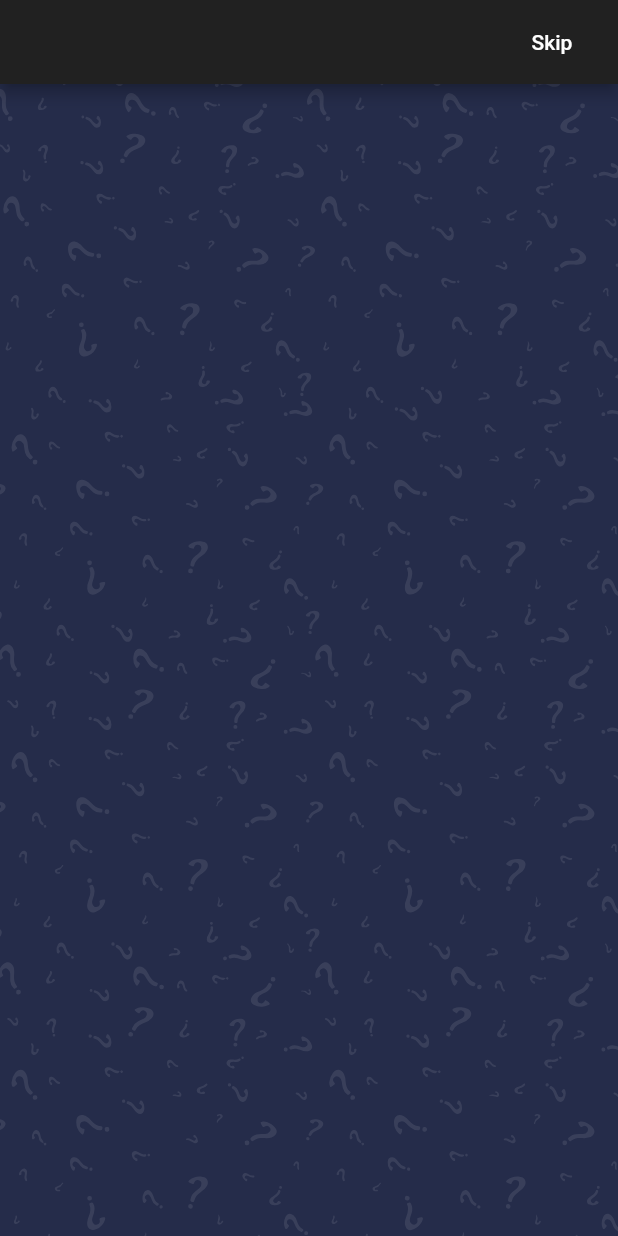
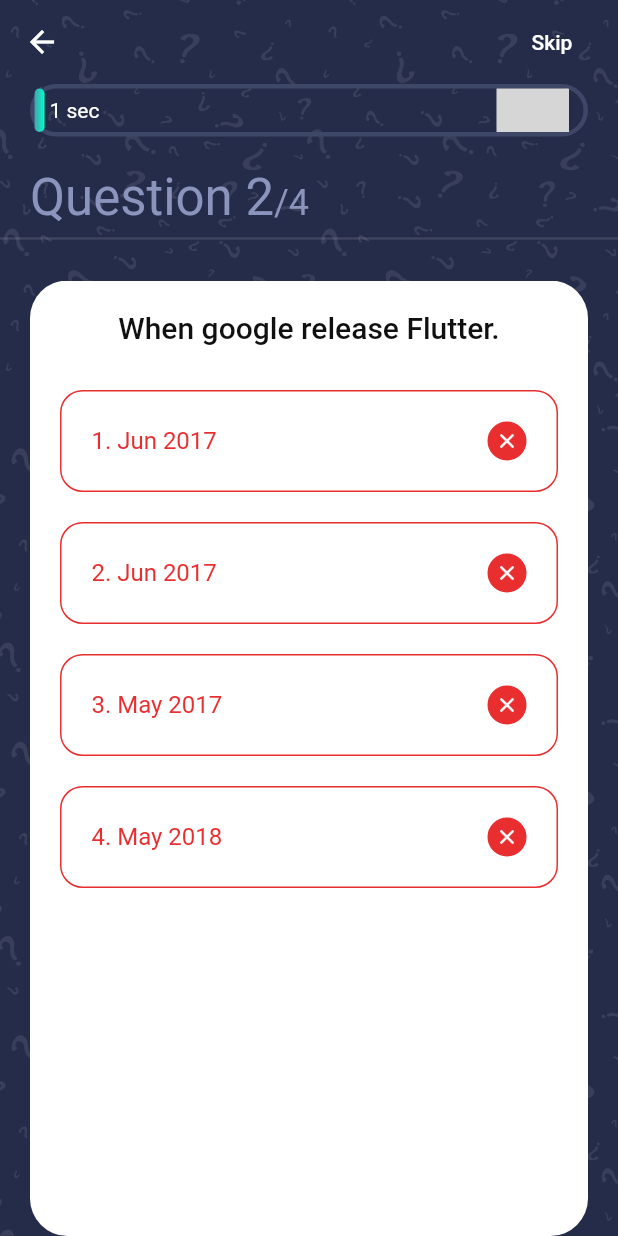
Before and after one commit to GeekAbdou/QuizApp, a Flutter app: the QuizScreen screen opened directly, after a tap on "Skip", on a phone screen of 412 x 824 dp. Run offline on Flutter 3.47's test engine with Material 2 defaults, Android fonts, the phone set to English and light mode, and no system bars; our stand-ins replace get, websafe_svg; grey boxes are pictures that could not be loaded.

Commit message:
QuizApp v1

```diff
--- /dev/null
+++ b/lib/constants.dart
@@ -0,0 +1,14 @@
+import 'package:flutter/material.dart';
+
+const kSecondaryColor = Color(0xFF8B94BC);
+const kGreenColor = Color(0xFF6AC259);
+const kRedColor = Color(0xFFE92E30);
+const kGrayColor = Color(0xFFC1C1C1);
+const kBlackColor = Color(0xFF101010);
+const kPrimaryGradient = LinearGradient(
+  colors: [Color(0xFF46A0AE), Color(0xFF00FFCB)],
+  begin: Alignment.centerLeft,
+  end: Alignment.centerRight,
+);
+
+const double kDefaultPadding = 20.0;
--- a/lib/main.dart
+++ b/lib/main.dart
@@ -1,20 +1,19 @@
 import 'package:flutter/material.dart';
-
-import 'screens/homepage_screen.dart';
-import 'screens/quiz.dart';
+import './screens/home.dart';
 
 void main() {
   runApp(MyApp());
 }
 
 class MyApp extends StatelessWidget {
+  // This widget is the root of your application.
   @override
   Widget build(BuildContext context) {
     return MaterialApp(
       title: 'Quiz App',
       debugShowCheckedModeBanner: false,
       theme: ThemeData.dark(),
-      home: QuizScreen(),
+      home: Homepage(),
     );
   }
 }
--- a/lib/models/questions.dart
+++ b/lib/models/questions.dart
@@ -0,0 +1,35 @@
+class Question {
+  final int id, answer;
+  final String question;
+  final List<String> options;
+
+  Question({this.id, this.question, this.answer, this.options});
+}
+
+const List sample_data = [
+  {
+    "id": 1,
+    "question":
+        "Flutter is an open-source UI software development kit created by ______",
+    "options": ['Apple', 'Google', 'Facebook', 'Microsoft'],
+    "answer_index": 1,
+  },
+  {
+    "id": 2,
+    "question": "When google release Flutter.",
+    "options": ['Jun 2017', 'Jun 2017', 'May 2017', 'May 2018'],
+    "answer_index": 2,
+  },
+  {
+    "id": 3,
+    "question": "A memory location that holds a single letter or number.",
+    "options": ['Double', 'Int', 'Char', 'Word'],
+    "answer_index": 2,
+  },
+  {
+    "id": 4,
+    "question": "What command do you use to output data to the screen?",
+    "options": ['Cin', 'Count>>', 'Cout', 'Output>>'],
+    "answer_index": 2,
+  },
+];
--- /dev/null
+++ b/lib/providers/question_controller.dart
@@ -0,0 +1,114 @@
+import 'package:flutter/widgets.dart';
+import 'package:get/get.dart';
+import 'package:get/state_manager.dart';
+import '../models/questions.dart';
+import '../screens/score_screen.dart';
+// We use get package for our state management
+
+class QuestionController extends GetxController
+    with SingleGetTickerProviderMixin {
+  // Lets animated our progress bar
+
+  AnimationController _animationController;
+  Animation _animation;
+  // so that we can access our animation outside
+  Animation get animation => this._animation;
+
+  PageController _pageController;
+  PageController get pageController => this._pageController;
+
+  List<Question> _questions = sample_data
+      .map(
+        (question) => Question(
+            id: question['id'],
+            question: question['question'],
+            options: question['options'],
+            answer: question['answer_index']),
+      )
+      .toList();
+  List<Question> get questions => this._questions;
+
+  bool _isAnswered = false;
+  bool get isAnswered => this._isAnswered;
+
+  int _correctAns;
+  int get correctAns => this._correctAns;
+
+  int _selectedAns;
+  int get selectedAns => this._selectedAns;
+
+  // for more about obs please check documentation
+  RxInt _questionNumber = 1.obs;
+  RxInt get questionNumber => this._questionNumber;
+
+  int _numOfCorrectAns = 0;
+  int get numOfCorrectAns => this._numOfCorrectAns;
+
+  // called immediately after the widget is allocated memory
+  @override
+  void onInit() {
+    // Our animation duration is 60 s
+    // so our plan is to fill the progress bar within 60s
+    _animationController =
+        AnimationController(duration: Duration(seconds: 60), vsync: this);
+    _animation = Tween<double>(begin: 0, end: 1).animate(_animationController)
+      ..addListener(() {
+        // update like setState
+        update();
+      });
+
+    // start our animation
+    // Once 60s is completed go to the next qn
+    _animationController.forward().whenComplete(nextQuestion);
+    _pageController = PageController();
+    super.onInit();
+  }
+
+  // // called just before the Controller is deleted from memory
+  @override
+  void onClose() {
+    super.onClose();
+    _animationController.dispose();
+    _pageController.dispose();
+  }
+
+  void checkAns(Question question, int selectedIndex) {
+    // because once user press any option then it will run
+    _isAnswered = true;
+    _correctAns = question.answer;
+    _selectedAns = selectedIndex;
+
+    if (_correctAns == _selectedAns) _numOfCorrectAns++;
+
+    // It will stop the counter
+    _animationController.stop();
+    update();
+
+    // Once user select an ans after 3s it will go to the next qn
+    Future.delayed(Duration(seconds: 3), () {
+      nextQuestion();
+    });
+  }
+
+  void nextQuestion() {
+    if (_questionNumber.value != _questions.length) {
+      _isAnswered = false;
+      _pageController.nextPage(
+          duration: Duration(milliseconds: 250), curve: Curves.ease);
+
+      // Reset the counter
+      _animationController.reset();
+
+      // Then start it again
+      // Once timer is finish go to the next qn
+      _animationController.forward().whenComplete(nextQuestion);
+    } else {
+      // Get package provide us simple way to naviigate another page
+      Get.to(ScoreScreen());
+    }
+  }
+
+  void updateTheQnNum(int index) {
+    _questionNumber.value = index + 1;
+  }
+}
--- a/lib/screens/homepage_screen.dart
+++ b/lib/screens/home.dart
@@ -1,72 +1,69 @@
 import 'package:flutter/material.dart';
+import 'package:get/get.dart';
+import 'package:quizapp/screens/quiz_screen.dart';
 import 'package:websafe_svg/websafe_svg.dart';
 
-class HomePageScreen extends StatelessWidget {
+class Homepage extends StatelessWidget {
   @override
   Widget build(BuildContext context) {
     return Scaffold(
       body: Stack(
         children: [
           WebsafeSvg.asset(
-            'assets/images/background.svg',
-            fit: BoxFit.cover,
+            "assets/images/background.svg",
+            fit: BoxFit.fill,
             width: MediaQuery.of(context).size.width,
             height: MediaQuery.of(context).size.height,
           ),
           SafeArea(
             child: Padding(
-              padding: const EdgeInsets.symmetric(horizontal: 14),
+              padding: const EdgeInsets.symmetric(horizontal: 20),
               child: Column(
                 crossAxisAlignment: CrossAxisAlignment.start,
                 children: [
-                  Spacer(),
+                  Spacer(flex: 2), //2/6
                   Text(
-                    "Let's Play A Quiz!",
+                    "Let's Play Quiz,",
                     style: Theme.of(context).textTheme.headline4.copyWith(
-                          fontWeight: FontWeight.bold,
-                          color: Colors.white,
-                        ),
+                        color: Colors.white, fontWeight: FontWeight.bold),
                   ),
-                  Text("Enter Your Name"),
-                  Spacer(flex: 5,),
+                  Text("Enter your informations below"),
+                  Spacer(), // 1/6
                   TextField(
                     decoration: InputDecoration(
                       filled: true,
                       fillColor: Color(0xFF1C2341),
-                      hintText: "Enter Your Name",
+                      hintText: "Full Name",
                       border: OutlineInputBorder(
-                        borderRadius: BorderRadius.all(
-                          Radius.circular(15),
-                        ),
+                        borderRadius: BorderRadius.all(Radius.circular(12)),
                       ),
                     ),
                   ),
-                  Spacer(flex: 1,),
+                  Spacer(), // 1/6
                   InkWell(
-                    onTap: (){},
+                    onTap: () => Get.to(QuizScreen()),
                     child: Container(
                       width: double.infinity,
                       alignment: Alignment.center,
-                      padding: EdgeInsets.all(17),
+                      padding: EdgeInsets.all(20 * 0.75), // 15
                       decoration: BoxDecoration(
                         gradient: LinearGradient(
                           colors: [Color(0xFF46A0AE), Color(0xFF00FFCB)],
                           begin: Alignment.centerLeft,
                           end: Alignment.centerRight,
                         ),
-                        borderRadius: BorderRadius.all(
-                          Radius.circular(15),
-                        ),
+                        borderRadius: BorderRadius.all(Radius.circular(12)),
                       ),
                       child: Text(
-                        "Lets Start!",
-                        style: Theme.of(context).textTheme.button.copyWith(
-                              color: Colors.black,
-                            ),
+                        "Lets Start Quiz",
+                        style: Theme.of(context)
+                            .textTheme
+                            .button
+                            .copyWith(color: Colors.black),
                       ),
                     ),
                   ),
-                  Spacer(flex: 6,),
+                  Spacer(flex: 2), // it will take 2/6 spaces
                 ],
               ),
             ),
--- a/lib/screens/quiz.dart
+++ /dev/null
@@ -1,27 +0,0 @@
-import 'package:flutter/material.dart';
-import 'package:websafe_svg/websafe_svg.dart';
-
-class QuizScreen extends StatelessWidget {
-  @override
-  Widget build(BuildContext context) {
-    return Scaffold(
-      extendBodyBehindAppBar: true,
-      appBar: AppBar(
-        actions: [
-          FlatButton(
-            onPressed: () {},
-            child: Text("Skip"),
-          )
-        ],
-      ),
-      body: Stack(children: [
-        WebsafeSvg.asset(
-          'assets/images/background.svg',
-          fit: BoxFit.cover,
-          width: MediaQuery.of(context).size.width,
-          height: MediaQuery.of(context).size.height,
-        ),
-      ]),
-    );
-  }
-}
--- /dev/null
+++ b/lib/screens/quiz_screen.dart
@@ -0,0 +1,26 @@
+import 'package:flutter/material.dart';
+import 'package:get/get.dart';
+import '../providers/question_controller.dart';
+import '../widgets/body.dart';
+
+class QuizScreen extends StatelessWidget {
+  @override
+  Widget build(BuildContext context) {
+    QuestionController _controller = Get.put(QuestionController());
+    return Scaffold(
+      extendBodyBehindAppBar: true,
+      appBar: AppBar(
+        // Fluttter show the back button automatically
+        backgroundColor: Colors.transparent,
+        elevation: 0,
+        actions: [
+          FlatButton(
+            onPressed: _controller.nextQuestion,
+            child: Text("Skip"),
+          ),
+        ],
+      ),
+      body: Body(),
+    );
+  }
+}
--- /dev/null
+++ b/lib/screens/score_screen.dart
@@ -0,0 +1,45 @@
+import 'package:flutter/material.dart';
+import 'package:get/get.dart';
+import '../providers/question_controller.dart';
+import 'package:websafe_svg/websafe_svg.dart';
+
+class ScoreScreen extends StatelessWidget {
+  @override
+  Widget build(BuildContext context) {
+    QuestionController _qnController = Get.put(QuestionController());
+    return Scaffold(
+      body: Stack(
+        fit: StackFit.expand,
+        children: [
+          WebsafeSvg.asset(
+            "assets/images/background.svg",
+            fit: BoxFit.fill,
+            width: MediaQuery.of(context).size.width,
+            height: MediaQuery.of(context).size.height,
+          ),
+          Column(
+            children: [
+              Spacer(flex: 3),
+              Text(
+                "Score",
+                style: Theme.of(context)
+                    .textTheme
+                    .headline3
+                    .copyWith(color: Color(0xFF8B94BC)),
+              ),
+              Spacer(),
+              Text(
+                "${_qnController.correctAns * 10}/${_qnController.questions.length * 10}",
+                style: Theme.of(context)
+                    .textTheme
+                    .headline4
+                    .copyWith(color: Color(0xFF8B94BC)),
+              ),
+              Spacer(flex: 3),
+            ],
+          )
+        ],
+      ),
+    );
+  }
+}
--- /dev/null
+++ b/lib/widgets/body.dart
@@ -0,0 +1,78 @@
+import 'package:flutter/material.dart';
+import 'package:get/get.dart';
+import '../providers/question_controller.dart';
+import 'package:websafe_svg/websafe_svg.dart';
+
+import '../widgets/progress_bar.dart';
+import '../widgets/question_card.dart';
+
+class Body extends StatelessWidget {
+  const Body({
+    Key key,
+  }) : super(key: key);
+
+  @override
+  Widget build(BuildContext context) {
+    // So that we have acccess our controller
+    QuestionController _questionController = Get.put(QuestionController());
+    return Stack(
+      children: [
+        WebsafeSvg.asset(
+          "assets/images/background.svg",
+          fit: BoxFit.fill,
+          width: MediaQuery.of(context).size.width,
+          height: MediaQuery.of(context).size.height,
+        ),
+        SafeArea(
+          child: Column(
+            crossAxisAlignment: CrossAxisAlignment.start,
+            children: [
+              Padding(
+                padding: const EdgeInsets.symmetric(horizontal: 20.0),
+                child: ProgressBar(),
+              ),
+              SizedBox(height: 20.0),
+              Padding(
+                padding: const EdgeInsets.symmetric(horizontal: 20.0),
+                child: Obx(
+                  () => Text.rich(
+                    TextSpan(
+                      text:
+                          "Question ${_questionController.questionNumber.value}",
+                      style: Theme.of(context)
+                          .textTheme
+                          .headline4
+                          .copyWith(color: Color(0xFF8B94BC)),
+                      children: [
+                        TextSpan(
+                          text: "/${_questionController.questions.length}",
+                          style: Theme.of(context)
+                              .textTheme
+                              .headline5
+                              .copyWith(color: Color(0xFF8B94BC)),
+                        ),
+                      ],
+                    ),
+                  ),
+                ),
+              ),
+              Divider(thickness: 1.5),
+              SizedBox(height: 20.0),
+              Expanded(
+                child: PageView.builder(
+                  // Block swipe to next qn
+                  physics: NeverScrollableScrollPhysics(),
+                  controller: _questionController.pageController,
+                  onPageChanged: _questionController.updateTheQnNum,
+                  itemCount: _questionController.questions.length,
+                  itemBuilder: (context, index) => QuestionCard(
+                      question: _questionController.questions[index]),
+                ),
+              ),
+            ],
+          ),
+        )
+      ],
+    );
+  }
+}
--- /dev/null
+++ b/lib/widgets/option.dart
@@ -0,0 +1,73 @@
+import 'package:flutter/material.dart';
+import 'package:get/get_state_manager/get_state_manager.dart';
+import '../providers/question_controller.dart';
+
+class Option extends StatelessWidget {
+  const Option({
+    Key key,
+    this.text,
+    this.index,
+    this.press,
+  }) : super(key: key);
+  final String text;
+  final int index;
+  final VoidCallback press;
+
+  @override
+  Widget build(BuildContext context) {
+    return GetBuilder<QuestionController>(
+        init: QuestionController(),
+        builder: (qnController) {
+          Color getTheRightColor() {
+            if (qnController.isAnswered) {
+              if (index == qnController.correctAns) {
+                return Color(0xFF6AC259);
+              } else if (index == qnController.selectedAns &&
+                  qnController.selectedAns != qnController.correctAns) {
+                return Color(0xFFE92E30);
+              }
+            }
+            return Color(0xFFE92E30);
+          }
+
+          IconData getTheRightIcon() {
+            return getTheRightColor() == Color(0xFFE92E30) ? Icons.close : Icons.done;
+          }
+
+          return InkWell(
+            onTap: press,
+            child: Container(
+              margin: EdgeInsets.only(top: 20),
+              padding: EdgeInsets.all(20),
+              decoration: BoxDecoration(
+                border: Border.all(color: getTheRightColor()),
+                borderRadius: BorderRadius.circular(15),
+              ),
+              child: Row(
+                mainAxisAlignment: MainAxisAlignment.spaceBetween,
+                children: [
+                  Text(
+                    "${index + 1}. $text",
+                    style: TextStyle(color: getTheRightColor(), fontSize: 16),
+                  ),
+                  Container(
+                    height: 26,
+                    width: 26,
+                    decoration: BoxDecoration(
+                      color: getTheRightColor() == Color(0xFFC1C1C1)
+                          ? Colors.transparent
+                          : getTheRightColor(),
+                      borderRadius: BorderRadius.circular(50),
+                      border: Border.all(color: getTheRightColor()),
+                    ),
+                    child: getTheRightColor() == Color(0xFFC1C1C1)
+                        ? null
+                        : Icon(getTheRightIcon(), size: 16),
+                  )
+                ],
+              ),
+            ),
+          );
+        });
+  }
+}
--- /dev/null
+++ b/lib/widgets/progress_bar.dart
@@ -0,0 +1,59 @@
+import 'package:flutter/material.dart';
+import 'package:get/get_state_manager/get_state_manager.dart';
+import '../providers/question_controller.dart';
+import 'package:websafe_svg/websafe_svg.dart';
+
+class ProgressBar extends StatelessWidget {
+  const ProgressBar({
+    Key key,
+  }) : super(key: key);
+
+  @override
+  Widget build(BuildContext context) {
+    return Container(
+      width: double.infinity,
+      height: 35,
+      decoration: BoxDecoration(
+        border: Border.all(color: Color(0xFF3F4768), width: 3),
+        borderRadius: BorderRadius.circular(50),
+      ),
+      child: GetBuilder<QuestionController>(
+        init: QuestionController(),
+        builder: (controller) {
+          return Stack(
+            children: [
+              // LayoutBuilder provide us the available space for the conatiner
+              // constraints.maxWidth needed for our animation
+              LayoutBuilder(
+                builder: (context, constraints) => Container(
+                  // from 0 to 1 it takes 60s
+                  width: constraints.maxWidth * controller.animation.value,
+                  decoration: BoxDecoration(
+                    gradient: LinearGradient(
+                      colors: [Color(0xFF46A0AE), Color(0xFF00FFCB)],
+                      begin: Alignment.centerLeft,
+                      end: Alignment.centerRight,
+                    ),
+                    borderRadius: BorderRadius.circular(50),
+                  ),
+                ),
+              ),
+              Positioned.fill(
+                child: Padding(
+                  padding: const EdgeInsets.symmetric(horizontal: 20 / 2),
+                  child: Row(
+                    mainAxisAlignment: MainAxisAlignment.spaceBetween,
+                    children: [
+                      Text("${(controller.animation.value * 60).round()} sec"),
+                      WebsafeSvg.asset("assets/images/clock.svg"),
+                    ],
+                  ),
+                ),
+              ),
+            ],
+          );
+        },
+      ),
+    );
+  }
+}
--- /dev/null
+++ b/lib/widgets/question_card.dart
@@ -0,0 +1,49 @@
+import 'package:flutter/material.dart';
+import 'package:get/get.dart';
+import '../providers/question_controller.dart';
+import '../models/questions.dart';
+
+import 'option.dart';
+
+class QuestionCard extends StatelessWidget {
+  const QuestionCard({
+    Key key,
+    // it means we have to pass this
+    @required this.question,
+  }) : super(key: key);
+
+  final Question question;
+
+  @override
+  Widget build(BuildContext context) {
+    QuestionController _controller = Get.put(QuestionController());
+    return Container(
+      margin: EdgeInsets.symmetric(horizontal: 20),
+      padding: EdgeInsets.all(20),
+      decoration: BoxDecoration(
+        color: Colors.white,
+        borderRadius: BorderRadius.circular(25),
+      ),
+      child: Column(
+        children: [
+          Text(
+            question.question,
+            style: Theme.of(context)
+                .textTheme
+                .headline6
+                .copyWith(color: Color(0xFF101010)),
+          ),
+          SizedBox(height: 20 / 2),
+          ...List.generate(
+            question.options.length,
+            (index) => Option(
+              index: index,
+              text: question.options[index],
+              press: () => _controller.checkAns(question, index),
+            ),
+          ),
+        ],
+      ),
+    );
+  }
+}
--- a/pubspec.yaml
+++ b/pubspec.yaml
@@ -28,6 +28,7 @@ dependencies:
   # Use with the CupertinoIcons class for iOS style icons.
   cupertino_icons: ^0.1.3
   websafe_svg: ^1.1.4
+  get: ^3.23.0
 
 dev_dependencies:
   flutter_test:
```
Also changed, not shown: pubspec.lock.
